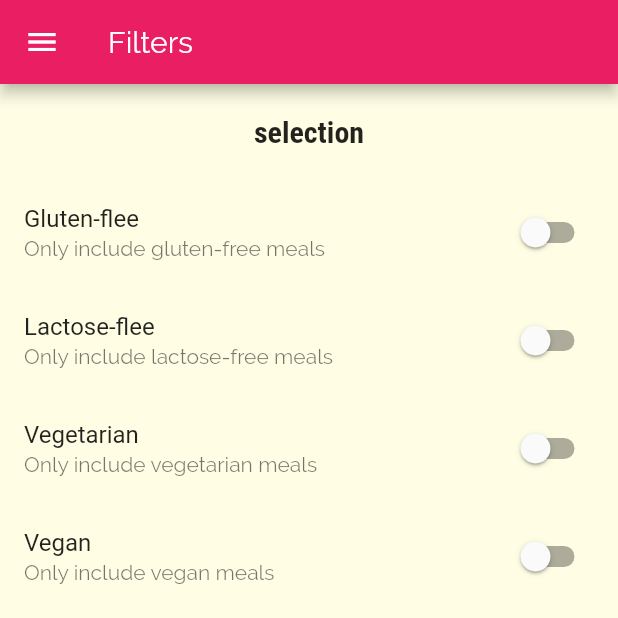
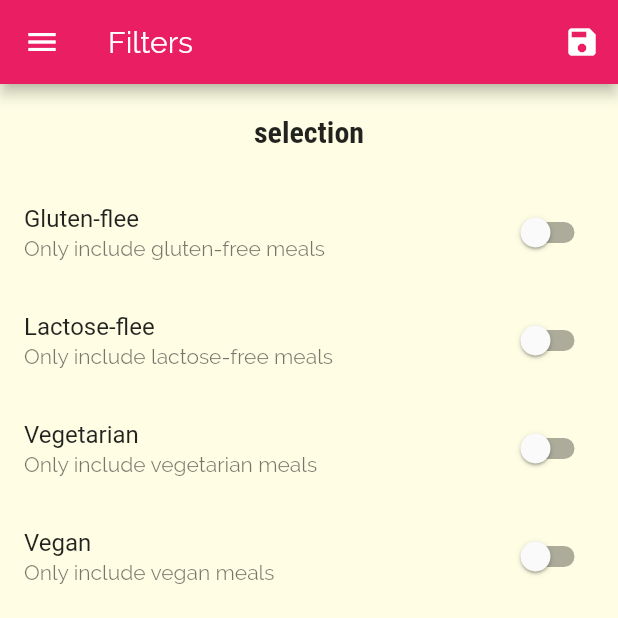
Before and after one commit to hiroshimuto9/flutter_meals_app, a Flutter app: the FiltersScreen screen opened by its route, on a phone screen of 412 x 824 dp, the top half of it. Run offline on Flutter 3.47's test engine with Material 2 defaults, Android fonts, the phone set to English and light mode, and no system bars.

Commit message:
add: add save filter data function

```diff
--- a/lib/main.dart
+++ b/lib/main.dart
@@ -74,7 +74,7 @@ class _MyAppState extends State<MyApp> {
         '/': (context) => TabsScreen(),
         CategoryMealsScreen.routeName: (context) => CategoryMealsScreen(_availableMeals),
         MealDetailScreen.routeName: (context) => MealDetailScreen(),
-        FiltersScreen.routeName: (context) => FiltersScreen(),
+        FiltersScreen.routeName: (context) => FiltersScreen(_filters, _setFilters),
       },
       onUnknownRoute: (settings) {
         return MaterialPageRoute(builder: (context) => CategoriesScreen());
--- a/lib/screens/filters_screen.dart
+++ b/lib/screens/filters_screen.dart
@@ -3,6 +3,11 @@ import 'package:flutter_meals_app/widgets/main_drawer.dart';
 
 class FiltersScreen extends StatefulWidget {
   static const routeName = '/filters';
+
+  final Map<String, bool> currentFilters;
+  final Function saveFilters;
+
+  FiltersScreen(this.currentFilters, this.saveFilters);
 
   @override
   _FiltersScreenState createState() => _FiltersScreenState();
@@ -29,10 +34,33 @@ class _FiltersScreenState extends State<FiltersScreen> {
   bool _lactoseFree = false;
 
   @override
+  initState() {
+    _glutenFree = widget.currentFilters['gluten'];
+    _vegetarian = widget.currentFilters['vegetarian'];
+    _vegan = widget.currentFilters['vegan'];
+    _lactoseFree = widget.currentFilters['lactose'];
+    super.initState();
+  }
+
+  @override
   Widget build(BuildContext context) {
     return Scaffold(
       appBar: AppBar(
         title: Text('Filters'),
+        actions: <Widget>[
+          IconButton(
+            icon: Icon(Icons.save),
+            onPressed: () {
+              final selectedFilters = {
+                'gluten': _glutenFree,
+                'lactose': _lactoseFree,
+                'vegan': _vegan,
+                'vegetarian': _vegetarian,
+              };
+              widget.saveFilters(selectedFilters);
+            },
+          ),
+        ],
       ),
       drawer: MainDrawer(),
       body: Column(
```
